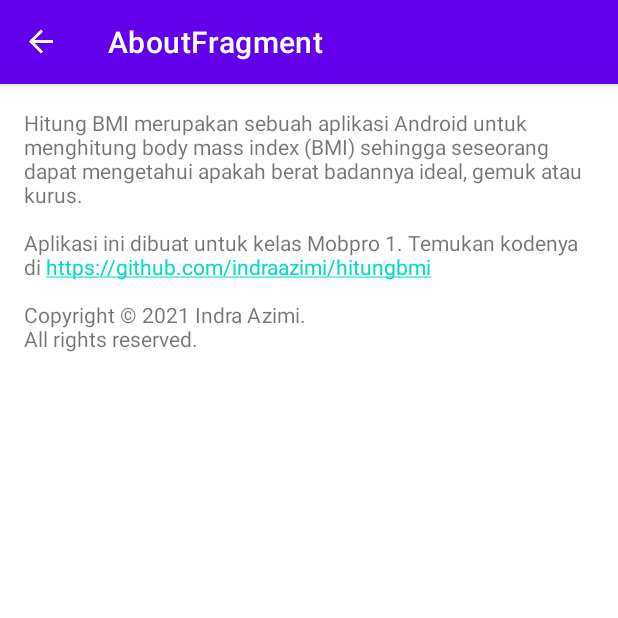
After one commit to D3IF-Cool/4302-hitung-bmi-PramudiaPutra, an Android app: the AboutFragment screen opened through its navigation route, on a phone screen of 412 x 824 dp, the top half of it. The commit adds this screen. Run offline under Robolectric (Android 15) with nearby library versions, the phone set to English and light mode, and no system bars; our stand-ins replace navigation-ui.

Commit message:
Membuat navigasi menggunakan menu

```diff
--- /dev/null
+++ b/app/src/main/java/org/d3if2015/hitungbmi/ui/AboutFragment.kt
@@ -0,0 +1,7 @@
+package org.d3if2015.hitungbmi.ui
+
+import androidx.fragment.app.Fragment
+import org.d3if2015.hitungbmi.R
+
+class AboutFragment: Fragment(R.layout.fragment_about) {
+}
--- a/app/src/main/java/org/d3if2015/hitungbmi/ui/HitungFragment.kt
+++ b/app/src/main/java/org/d3if2015/hitungbmi/ui/HitungFragment.kt
@@ -2,12 +2,11 @@ package org.d3if2015.hitungbmi.ui
 
 import android.os.Bundle
 import android.text.TextUtils
-import android.view.LayoutInflater
-import android.view.View
-import android.view.ViewGroup
+import android.view.*
 import android.widget.Toast
 import androidx.fragment.app.Fragment
 import androidx.navigation.findNavController
+import androidx.navigation.fragment.findNavController
 import org.d3if2015.hitungbmi.R
 import org.d3if2015.hitungbmi.data.KategoriBmi
 import org.d3if2015.hitungbmi.databinding.FragmentHitungBinding
@@ -16,6 +15,21 @@ class HitungFragment : Fragment() {
 
     private lateinit var binding: FragmentHitungBinding
     private lateinit var kategoriBmi: KategoriBmi
+
+    override fun onCreateOptionsMenu(menu: Menu, inflater: MenuInflater) {
+        super.onCreateOptionsMenu(menu, inflater)
+        inflater.inflate(R.menu.option_menu, menu)
+    }
+
+    override fun onOptionsItemSelected(item: MenuItem): Boolean {
+        if (item.itemId == R.id.menu_about){
+            findNavController().navigate(
+                R.id.action_hitungFragment_to_aboutFragment
+            )
+            return true
+        }
+        return super.onOptionsItemSelected(item)
+    }
 
     override fun onCreateView(
         inflater: LayoutInflater,
@@ -29,7 +43,7 @@ class HitungFragment : Fragment() {
                 HitungFragmentDirections.actionHitungFragmentToSaranFragment(kategoriBmi)
             )
         }
-
+        setHasOptionsMenu(true)
         return binding.root
     }
 
@@ -94,13 +108,4 @@ class HitungFragment : Fragment() {
         }
         return getString(stringRes)
     }
-
-    private fun reset() {
-        binding.etBeratBadan.text = null
-        binding.etTinggiBadan.text = null
-        binding.rgPilihKelamin.clearCheck()
-        binding.tvBmi.text = ""
-        binding.tvKategori.text = ""
-    }
-
 }
--- /dev/null
+++ b/app/src/main/res/layout/fragment_about.xml
@@ -0,0 +1,7 @@
+<?xml version="1.0" encoding="utf-8"?>
+<TextView xmlns:android="http://schemas.android.com/apk/res/android"
+    android:layout_width="match_parent"
+    android:layout_height="match_parent"
+    android:layout_margin="16dp"
+    android:autoLink="web"
+    android:text="@string/copyright"/>
--- /dev/null
+++ b/app/src/main/res/menu/option_menu.xml
@@ -0,0 +1,9 @@
+<?xml version="1.0" encoding="utf-8"?>
+<menu xmlns:android="http://schemas.android.com/apk/res/android"
+    xmlns:app="http://schemas.android.com/apk/res-auto">
+
+    <item
+        android:id="@+id/menu_about"
+        android:title="@string/tentang_aplikasi"
+        app:showAsAction="never"/>
+</menu>
--- a/app/src/main/res/values/strings.xml
+++ b/app/src/main/res/values/strings.xml
@@ -23,4 +23,6 @@
     <string name="saran_ideal">Pertahankan gaya hidupmu! Tapi jangan kebanyakan gaya karena itu berbahaya.</string>
     <string name="saran_gemuk">Cobalah untuk olahraga lari. Kemanapun boleh, asal tidak lari dari kehidupan.</string>
     <string name="lihat_saran">Lihat Saran</string>
+    <string name="copyright">Hitung BMI merupakan sebuah aplikasi Android untuk menghitung body mass index (BMI) sehingga seseorang dapat mengetahui apakah berat badannya ideal, gemuk atau kurus.\n\nAplikasi ini dibuat untuk kelas Mobpro 1. Temukan kodenya di https://github.com/indraazimi/hitungbmi\n\nCopyright © 2021 Indra Azimi.\nAll rights reserved.</string>
+    <string name="tentang_aplikasi">Tentang Aplikasi</string>
 </resources>
```
Also changed, not shown: app/src/main/res/layout/fragment_hitung.xml (+0 -11 lines), app/src/main/res/navigation/navigation.xml (+8 -0 lines).
